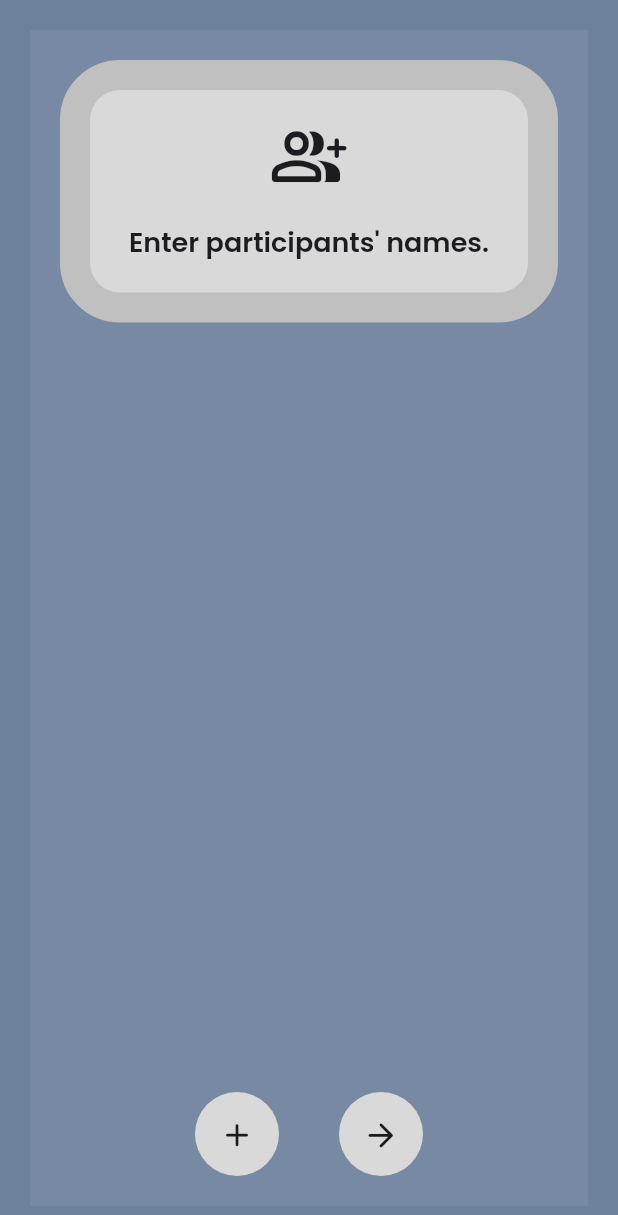
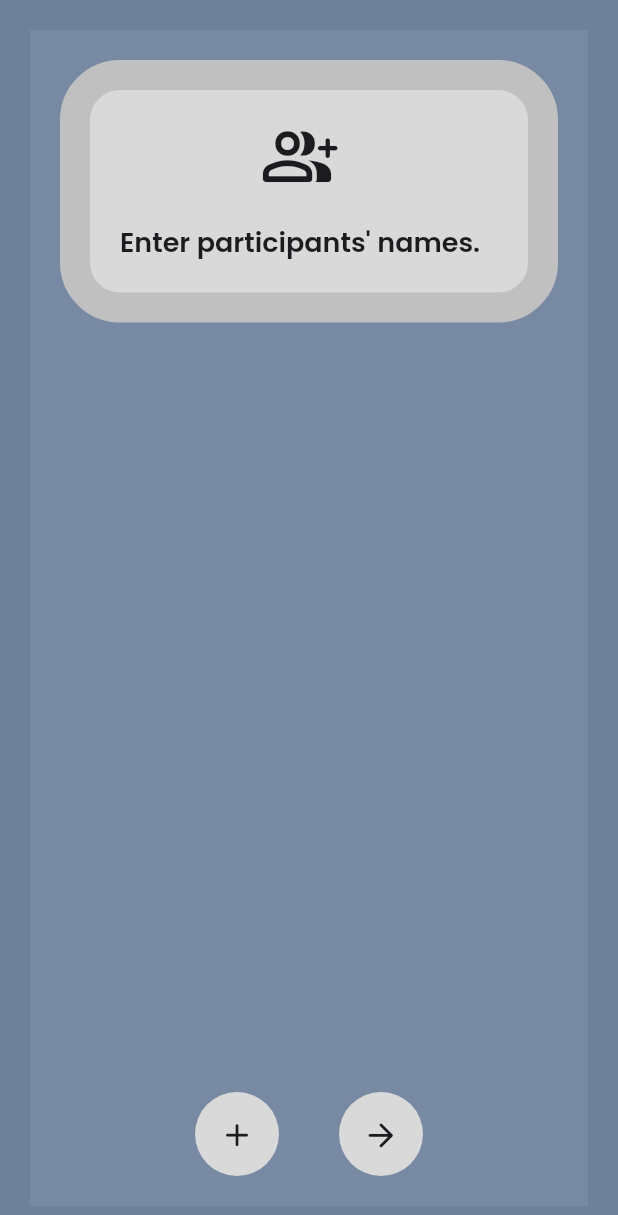
Before and after one commit to paologiua/complicity_game, a Flutter app: the screen it shows after launch, after a tap on "Inizia una partita", on a phone screen of 412 x 824 dp. Shown: the top 1215 px of the screen. Run offline on Flutter 3.47's test engine with Material 2 defaults, Android fonts, the phone set to English and light mode, and no system bars; our stand-ins replace flutter_keyboard_visibility, flutter_svg; generated files the repository leaves out were written again.

Commit message:
Refactoring to the popup code

```diff
--- a/lib/constants/theme.dart
+++ b/lib/constants/theme.dart
@@ -23,9 +23,10 @@ class ThemeConstants {
     color: defaultTextColor,
   );
 
+  static const double defaultMaxWidth = 400.0;
+  static const double defaultPadding = 20.0;
   static const double defaultBorder = 20.0;
-  static const double defaultPadding = 20.0;
-  static const double defaultMaxWidth = 400.0;
+  static const double defaultBorderRadius = 20.0;
 
   static const double defaultIconSize = 48.0;
 
--- a/lib/screens/first_step_screen.dart
+++ b/lib/screens/first_step_screen.dart
@@ -36,14 +36,12 @@ class _FirstStepScreenState extends State<FirstStepScreen> {
             children: [
               Align(
                 alignment: Alignment.center,
-                child: Hero(
-                  tag: "popup",
-                  child: Popup(
-                    color: ThemeConstants.greenPrimaryColor,
-                    borderColor: ThemeConstants.greenSecondaryColor,
-                    icon: IconsConstants.emojiObjects,
-                    text: AppLocalizations.of(context)!.gameRulesPart1,
-                  ),
+                child: Popup(
+                  heroTag: "popup",
+                  color: ThemeConstants.greenPrimaryColor,
+                  borderColor: ThemeConstants.greenSecondaryColor,
+                  icon: IconsConstants.emojiObjects,
+                  text: AppLocalizations.of(context)!.gameRulesPart1,
                 ),
               ),
               Align(
--- a/lib/screens/home_screen.dart
+++ b/lib/screens/home_screen.dart
@@ -1,3 +1,4 @@
+import 'package:complicity_game/widgets/popup.dart';
 import 'package:flutter/material.dart';
 import 'package:flutter_svg/flutter_svg.dart';
 
@@ -38,7 +39,6 @@ class _HomeScreenState extends State<HomeScreen> {
                     child: Hero(
                       tag: "popup",
                       child: Container(
-                        height: 300.0,
                         constraints: const BoxConstraints(
                           maxWidth: ThemeConstants.defaultMaxWidth,
                         ),
@@ -48,94 +48,32 @@ class _HomeScreenState extends State<HomeScreen> {
                           color:
                               ThemeConstants.defaultTextColor.withOpacity(0.3),
                           borderRadius: const BorderRadius.all(
-                            Radius.circular(60.0),
+                            Radius.circular(ThemeConstants.defaultBorderRadius * 3),
                           ),
                         ),
                         child: Wrap(
                           runSpacing: ThemeConstants.defaultPadding,
                           children: [
-                            GestureDetector(
+                            Popup(
+                              color: ThemeConstants.greenPrimaryColor,
+                              borderColor: ThemeConstants.greenSecondaryColor,
+                              icon: Icons.rule_rounded,
+                              text: "Regolamento",
+                              direction: Axis.horizontal,
                               onTap: () => Navigator.pushNamed(
                                 context,
                                 "/game_rules/1",
                               ),
-                              child: Container(
-                                height: 120.0,
-                                width: double.infinity,
-                                decoration: BoxDecoration(
-                                  color: ThemeConstants.greenPrimaryColor,
-                                  border: Border.all(
-                                    width: ThemeConstants.defaultBorder,
-                                    color: ThemeConstants.greenSecondaryColor,
-                                  ),
-                                  borderRadius: const BorderRadius.all(
-                                    Radius.circular(40.0),
-                                  ),
-                                ),
-                                child: Center(
-                                  child: Wrap(
-                                    alignment: WrapAlignment.center,
-                                    direction: Axis.vertical,
-                                    runSpacing: ThemeConstants.defaultPadding,
-                                    children: [
-                                      const Icon(
-                                        Icons.rule_rounded,
-                                        color: ThemeConstants.defaultTextColor,
-                                        size: ThemeConstants.defaultIconSize,
-                                      ),
-                                      Center(
-                                        child: Text(
-                                          "Regolamento",
-                                          style: Theme.of(context)
-                                              .textTheme
-                                              .bodyLarge,
-                                        ),
-                                      ),
-                                    ],
-                                  ),
-                                ),
-                              ),
                             ),
-                            GestureDetector(
+                            Popup(
+                              color: ThemeConstants.yellowPrimaryColor,
+                              borderColor: ThemeConstants.yellowSecondaryColor,
+                              icon: Icons.sports_kabaddi_rounded,
+                              text: "Inizia una partita",
+                              direction: Axis.horizontal,
                               onTap: () => Navigator.pushNamed(
                                 context,
                                 "/team_selector",
-                              ),
-                              child: Container(
-                                height: 120.0,
-                                width: double.infinity,
-                                decoration: BoxDecoration(
-                                  color: ThemeConstants.yellowPrimaryColor,
-                                  border: Border.all(
-                                    width: ThemeConstants.defaultBorder,
-                                    color: ThemeConstants.yellowSecondaryColor,
-                                  ),
-                                  borderRadius: const BorderRadius.all(
-                                    Radius.circular(40.0),
-                                  ),
-                                ),
-                                child: Center(
-                                  child: Wrap(
-                                    alignment: WrapAlignment.center,
-                                    direction: Axis.vertical,
-                                    runSpacing: ThemeConstants.defaultPadding,
-                                    children: [
-                                      const Icon(
-                                        Icons.sports_kabaddi_rounded,
-                                        color: ThemeConstants.defaultTextColor,
-                                        size: ThemeConstants.defaultIconSize,
-                                      ),
-                                      Center(
-                                        child: Text(
-                                          "Inizia una partita",
-                                          style: Theme.of(context)
-                                              .textTheme
-                                              .bodyLarge,
-                                        ),
-                                      ),
-                                    ],
-                                  ),
-                                ),
                               ),
                             ),
                           ],
--- a/lib/screens/second_step_screen.dart
+++ b/lib/screens/second_step_screen.dart
@@ -36,14 +36,12 @@ class _SecondStepScreenState extends State<SecondStepScreen> {
             children: [
               Align(
                 alignment: Alignment.center,
-                child: Hero(
-                  tag: "popup",
-                  child: Popup(
-                    color: ThemeConstants.greenPrimaryColor,
-                    borderColor: ThemeConstants.greenSecondaryColor,
-                    icon: IconsConstants.cognition,
-                    text: AppLocalizations.of(context)!.gameRulesPart2,
-                  ),
+                child: Popup(
+                  heroTag: "popup",
+                  color: ThemeConstants.greenPrimaryColor,
+                  borderColor: ThemeConstants.greenSecondaryColor,
+                  icon: IconsConstants.cognition,
+                  text: AppLocalizations.of(context)!.gameRulesPart2,
                 ),
               ),
               Align(
--- a/lib/screens/team_selector_screen.dart
+++ b/lib/screens/team_selector_screen.dart
@@ -99,9 +99,27 @@ class _TeamSelectorScreenState extends State<TeamSelectorScreen> {
               ),
               Align(
                 alignment: Alignment.topCenter,
-                child: Hero(
-                  tag: "popup",
+                child: Container(
+                  padding: const EdgeInsets.symmetric(
+                    vertical: ThemeConstants.defaultPadding,
+                  ),
+                  constraints: const BoxConstraints(
+                    maxWidth: ThemeConstants.defaultMaxWidth,
+                  ),
+                  decoration: BoxDecoration(
+                    gradient: LinearGradient(
+                      colors: [
+                        ThemeConstants.bluePrimaryColor,
+                        ThemeConstants.bluePrimaryColor.withOpacity(0.0),
+                      ],
+                      begin: const FractionalOffset(0.0, 0.0),
+                      end: const FractionalOffset(0.0, 1.0),
+                      stops: const [0.8, 1.0],
+                      tileMode: TileMode.clamp,
+                    ),
+                  ),
                   child: Popup(
+                    heroTag: "popup",
                     color: ThemeConstants.greyPrimaryColor,
                     borderColor: ThemeConstants.greySecondaryColor,
                     icon: IconsConstants.groupAdd,
--- a/lib/screens/third_step_screen.dart
+++ b/lib/screens/third_step_screen.dart
@@ -36,14 +36,12 @@ class _ThirdStepScreenState extends State<ThirdStepScreen> {
             children: [
               Align(
                 alignment: Alignment.center,
-                child: Hero(
-                  tag: "popup",
-                  child: Popup(
-                    color: ThemeConstants.yellowPrimaryColor,
-                    borderColor: ThemeConstants.yellowSecondaryColor,
-                    icon: IconsConstants.socialLeaderboard,
-                    text: AppLocalizations.of(context)!.gameRulesPart3,
-                  ),
+                child: Popup(
+                  heroTag: "popup",
+                  color: ThemeConstants.yellowPrimaryColor,
+                  borderColor: ThemeConstants.yellowSecondaryColor,
+                  icon: IconsConstants.socialLeaderboard,
+                  text: AppLocalizations.of(context)!.gameRulesPart3,
                 ),
               ),
               Align(
--- a/lib/widgets/popup.dart
+++ b/lib/widgets/popup.dart
@@ -8,69 +8,101 @@ class Popup extends StatefulWidget {
     required this.borderColor,
     required this.icon,
     required this.text,
+    this.direction = Axis.vertical,
+    this.onTap,
+    this.heroTag,
   });
 
   final Color color;
   final Color borderColor;
   final IconData icon;
   final String text;
+  final Axis direction;
+  final void Function()? onTap;
+  final Object? heroTag;
 
   @override
   State<Popup> createState() => _PopupState();
 }
 
 class _PopupState extends State<Popup> {
+  late Color _color;
+
+  @override
+  void initState() {
+    _color = widget.color;
+    super.initState();
+  }
+
   @override
   Widget build(BuildContext context) {
-    return Container(
-      padding: const EdgeInsets.symmetric(
-        vertical: ThemeConstants.defaultPadding,
-      ),
-      constraints: const BoxConstraints(
-        maxWidth: ThemeConstants.defaultMaxWidth,
-      ),
+    final Widget child = GestureDetector(
+      onTap: widget.onTap,
+      onTapDown: widget.onTap != null
+          ? (_) => setState(() {
+                _color = widget.borderColor;
+              })
+          : null,
+      onTapUp: widget.onTap != null
+          ? (_) => setState(() {
+                _color = widget.color;
+              })
+          : null,
+      child: AnimatedContainer(
+        duration: ThemeConstants.defaultDuration,
+        curve: ThemeConstants.defaultCurve,
         decoration: BoxDecoration(
-        gradient: LinearGradient(
-          colors: [
-            ThemeConstants.bluePrimaryColor,
-            ThemeConstants.bluePrimaryColor.withOpacity(0.0),
-          ],
-          begin: const FractionalOffset(0.0, 0.0),
-          end: const FractionalOffset(0.0, 1.0),
-          stops: const [0.8, 1.0],
-          tileMode: TileMode.clamp,
-        ),
-      ),
-      child: Container(
-        decoration: BoxDecoration(
-          color: widget.color,
+          color: _color,
           border: Border.all(
             color: widget.borderColor,
             width: ThemeConstants.defaultBorder,
           ),
           borderRadius: const BorderRadius.all(
-              Radius.circular(ThemeConstants.defaultBorder * 2)),
+            Radius.circular(
+              ThemeConstants.defaultBorderRadius * 2,
+            ),
+          ),
         ),
         padding: const EdgeInsets.all(ThemeConstants.defaultPadding),
         width: double.infinity,
         child: Wrap(
-          direction: Axis.horizontal,
-          alignment: WrapAlignment.center,
-          runSpacing: ThemeConstants.defaultPadding,
+          children: [
+            Flex(
+              direction: widget.direction,
+              mainAxisAlignment: MainAxisAlignment.center,
+              crossAxisAlignment: CrossAxisAlignment.center,
               children: <Widget>[
                 Icon(
                   widget.icon,
                   size: ThemeConstants.defaultIconSize,
                   color: ThemeConstants.defaultTextColor,
                 ),
-            Text(
+                const SizedBox(
+                  height: ThemeConstants.defaultPadding,
+                  width: ThemeConstants.defaultPadding,
+                ),
+                widget.direction == Axis.horizontal
+                    ? Flexible(
+                        child: Text(
+                          widget.text,
+                          textAlign: TextAlign.center,
+                          style: Theme.of(context).textTheme.bodyLarge,
+                        ),
+                      )
+                    : Text(
                         widget.text,
                         textAlign: TextAlign.center,
                         style: Theme.of(context).textTheme.bodyLarge,
                       ),
               ],
             ),
+          ],
+        ),
       ),
     );
+
+    return widget.heroTag == null
+        ? child
+        : Hero(tag: widget.heroTag!, child: child);
   }
 }
```
Lines whose indentation alone changed are shown as unchanged.
